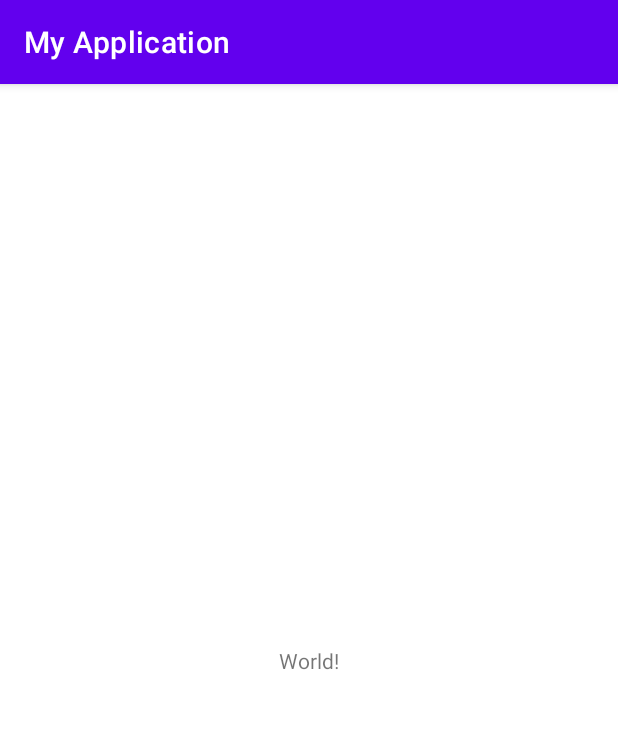
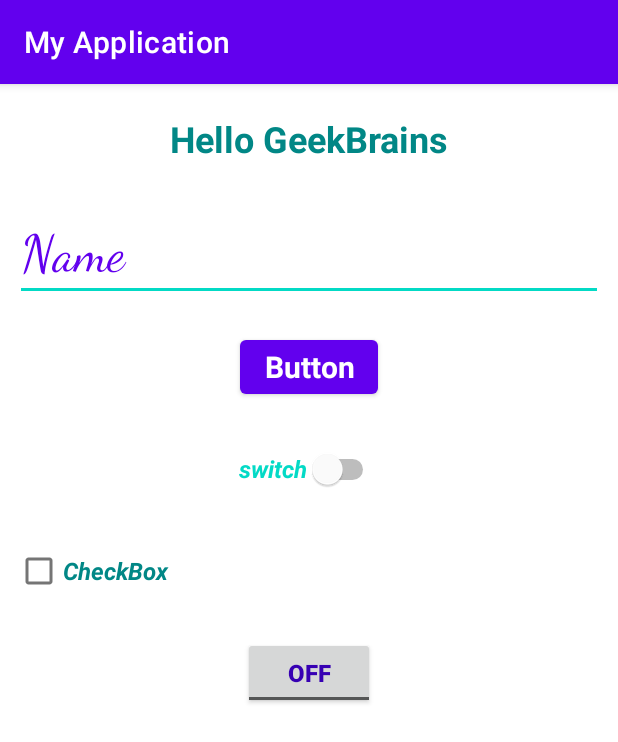
Before and after one commit to viktormel/HelloGeekBrains, an Android app: the screen it shows after launch (MainActivity), on a phone screen of 412 x 824 dp. Shown: the top 742 px of the screen. Run offline under Robolectric (Android 15) with nearby library versions, the phone set to English and light mode, and no system bars.

Commit message:
Выполнено задание 1

```diff
--- a/app/src/main/java/come/geekbrains/myapplication/MainActivity.java
+++ b/app/src/main/java/come/geekbrains/myapplication/MainActivity.java
@@ -9,6 +9,6 @@ public class MainActivity extends AppCompatActivity {
   @Override
   protected void onCreate(Bundle savedInstanceState) {
     super.onCreate(savedInstanceState);
-    setContentView(R.layout.activity_main);
+    setContentView(R.layout.main_activity);
   }
 }
--- /dev/null
+++ b/app/src/main/res/layout/main_activity.xml
@@ -0,0 +1,87 @@
+<?xml version="1.0" encoding="utf-8"?>
+<LinearLayout xmlns:android="http://schemas.android.com/apk/res/android"
+    xmlns:app="http://schemas.android.com/apk/res-auto"
+    xmlns:tools="http://schemas.android.com/tools"
+    android:layout_width="match_parent"
+    android:layout_height="match_parent"
+    android:orientation="vertical">
+
+    <TextView
+        android:id="@+id/textView"
+        android:layout_width="match_parent"
+        android:layout_height="wrap_content"
+        android:layout_margin="10dp"
+        android:padding="10dp"
+        android:text="@string/hello_geekbrains"
+        android:textAlignment="center"
+        android:textAppearance="@style/TextAppearance.AppCompat.Display1"
+        android:textColor="@color/teal_700"
+        android:textSize="24sp"
+        android:textStyle="bold" />
+
+    <EditText
+        android:id="@+id/editText"
+        style="@style/Widget.AppCompat.Light.AutoCompleteTextView"
+        android:layout_width="match_parent"
+        android:layout_height="wrap_content"
+        android:layout_margin="10dp"
+        android:autofillHints=""
+        android:ems="10"
+        android:fontFamily="cursive"
+        android:inputType="text"
+        android:minHeight="48dp"
+        android:text="@string/name"
+        android:textColor="@color/design_default_color_primary"
+        android:textSize="34sp" />
+
+    <Button
+        android:id="@+id/button"
+        android:layout_width="wrap_content"
+        android:layout_height="wrap_content"
+        android:layout_gravity="center_horizontal"
+        android:layout_margin="10dp"
+        android:text="@string/button"
+        android:textAppearance="@style/TextAppearance.AppCompat.Medium"
+        android:textColor="@color/design_default_color_surface"
+        android:textColorHighlight="@color/purple_200"
+        android:textSize="20sp"
+        android:textStyle="normal|bold" />
+
+    <Switch
+        android:id="@+id/switch1"
+        style="?attr/switchStyle"
+        android:layout_width="wrap_content"
+        android:layout_height="wrap_content"
+        android:layout_margin="10dp"
+        android:minHeight="48dp"
+        android:switchTextAppearance="?android:attr/switchPreferenceStyle"
+        android:text="@string/Switch"
+        android:layout_gravity="center"
+        android:textColor="@color/design_default_color_secondary"
+        android:textSize="16sp"
+        android:textStyle="bold|italic" />
+
+    <CheckBox
+        android:id="@+id/checkBox"
+        android:layout_width="match_parent"
+        android:layout_height="wrap_content"
+        android:layout_margin="10dp"
+        android:text="@string/checkbox"
+        android:textColor="@color/teal_700"
+        android:textSize="16sp"
+        android:textStyle="bold|italic" />
+
+    <ToggleButton
+        android:id="@+id/toggleButton"
+        android:layout_width="wrap_content"
+        android:layout_height="wrap_content"
+        android:layout_gravity="center_horizontal"
+        android:layout_margin="10dp"
+        android:fontFamily="sans-serif-black"
+        android:text="@string/togglebutton"
+        android:textAlignment="center"
+        android:textColor="@color/purple_700"
+        android:textSize="16sp"
+        android:textStyle="bold"
+        tools:ignore="TextContrastCheck" />
+</LinearLayout>
--- a/app/src/main/res/values/strings.xml
+++ b/app/src/main/res/values/strings.xml
@@ -1,3 +1,10 @@
 <resources>
     <string name="app_name">My Application</string>
+    <string name="textview">Hello GeekBrains</string>
+    <string name="name">Name</string>
+    <string name="button">Button</string>
+    <string name="checkbox">CheckBox</string>
+    <string name="togglebutton">ToggleButton</string>
+    <string name="Switch">switch</string>
+    <string name="hello_geekbrains">Hello GeekBrains</string>
 </resources>
```
